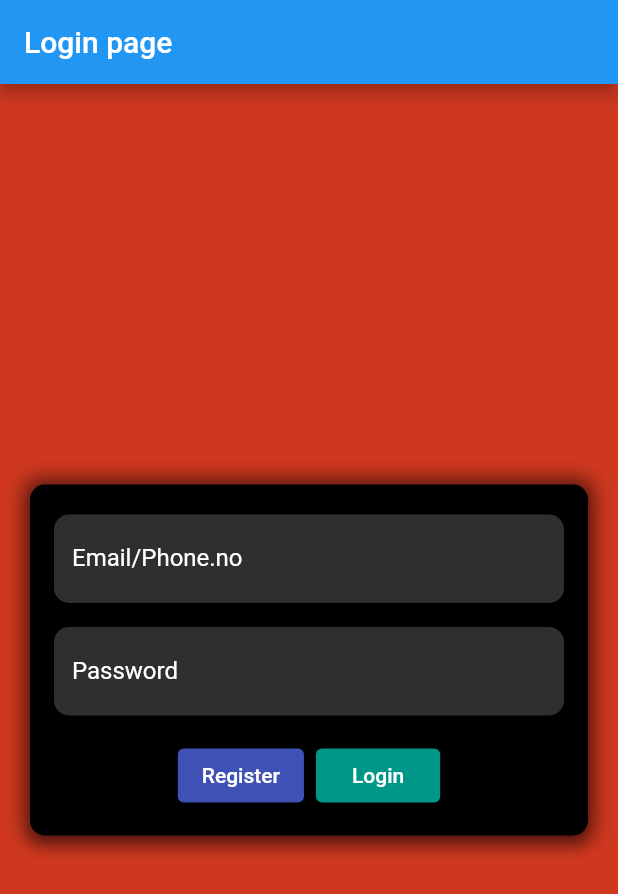
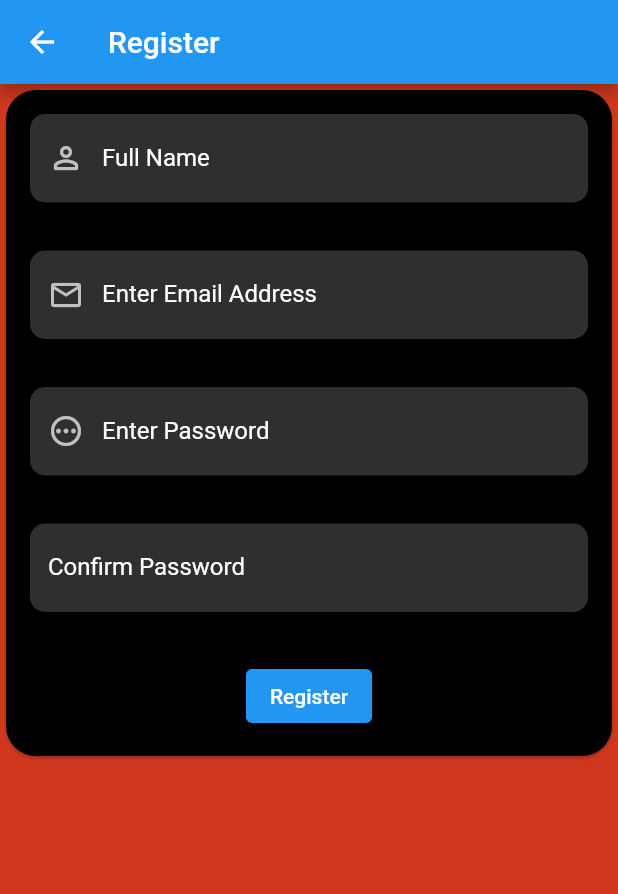
Before and after one commit to Yuvraj02/marvel_dc_app, a Flutter app: the screen it shows after launch, after a tap on "Register", on a phone screen of 412 x 824 dp. Shown: the top 894 px of the screen. Run offline on Flutter 3.47's test engine with Material 2 defaults, Android fonts, the phone set to English and light mode, and no system bars.

Commit message:
Registration Form completed, Validation Added to text fields

```diff
--- a/lib/screens/registration_screen.dart
+++ b/lib/screens/registration_screen.dart
@@ -1,13 +1,31 @@
-
 //TODO -> Complete Registration Form and Connect the software to Database
 
 import 'package:flutter/material.dart';
+import 'package:marvel_dc_app/widgets/registration_form.dart';
 
 class RegistrationScreen extends StatelessWidget {
 
+  final textFormFieldDecoration = InputDecoration(
+    floatingLabelBehavior: FloatingLabelBehavior.never,
+    fillColor: Color(0xFF302e2e),
+    filled: true,
+    labelStyle: TextStyle(color: Colors.white),
+    enabledBorder: OutlineInputBorder(
+        borderRadius: BorderRadius.circular(10),
+        borderSide: BorderSide(color: Colors.transparent)),
+    focusedBorder: OutlineInputBorder(
+        borderRadius: BorderRadius.circular(10),
+        borderSide: BorderSide(color: Colors.white, width: 2)),
+  );
 
   @override
   Widget build(BuildContext context) {
-    return Scaffold(appBar: AppBar(title: Text("Register"),),);
+    return Scaffold(
+      appBar: AppBar(
+        title: Text("Register"),
+      ),
+      backgroundColor: Color(0xFFcf381f),
+      body:SingleChildScrollView(reverse:true,child: RegistrationForm()),
+    );
   }
 }
--- a/lib/widgets/login_form.dart
+++ b/lib/widgets/login_form.dart
@@ -1,5 +1,5 @@
 import 'package:flutter/material.dart';
-import 'package:marvel_dc_app/widgets/text_form_field.dart';
+import 'package:marvel_dc_app/screens/registration_screen.dart';
 
 class LoginForm extends StatefulWidget {
   @override
@@ -7,56 +7,121 @@ class LoginForm extends StatefulWidget {
 }
 
 class _LoginFormState extends State<LoginForm> {
+  final _loginFormKey = GlobalKey<FormState>();
+
+  final textFormFieldDecoration = InputDecoration(
+    floatingLabelBehavior: FloatingLabelBehavior.never,
+    fillColor: Color(0xFF302e2e),
+    filled: true,
+    labelStyle: TextStyle(color: Colors.white),
+    enabledBorder: OutlineInputBorder(
+        borderRadius: BorderRadius.circular(10),
+        borderSide: BorderSide(color: Colors.transparent)),
+    focusedBorder: OutlineInputBorder(
+        borderRadius: BorderRadius.circular(10),
+        borderSide: BorderSide(color: Colors.white, width: 2)),
+  );
+
+  bool _isObscure = true;
+
   @override
   Widget build(BuildContext context) {
     return Container(
-      decoration: BoxDecoration(borderRadius:BorderRadius.circular(10.0),boxShadow: [BoxShadow(color: Colors.black54,blurRadius: 10.0)]),
+      decoration: BoxDecoration(
+          borderRadius: BorderRadius.circular(10.0),
+          boxShadow: [BoxShadow(color: Colors.black54, blurRadius: 10.0)]),
+      child: Form(
+        key: _loginFormKey,
         child: Card(
           elevation: 4,
-        shape: RoundedRectangleBorder(borderRadius: BorderRadius.circular(10)),
+          shape:
+              RoundedRectangleBorder(borderRadius: BorderRadius.circular(10)),
           color: Colors.black,
           child: Column(
             children: [
               Padding(
-              padding:
-                  const EdgeInsets.only(top: 20, bottom: 8, left: 16, right: 16),
-              child: ReckTextFormField(labelText: "Email/Phone.no",),
+                padding: const EdgeInsets.only(
+                    top: 20, bottom: 8, left: 16, right: 16),
+                child: TextFormField(
+                  style: TextStyle(color: Colors.white),
+                  decoration: textFormFieldDecoration.copyWith(
+                      labelText: "Email"),
+                  validator: (value) {
+                    if (!value.isEmpty) {
+                      return null;
+                    } else {
+                      return "Please enter your Email";
+                    }
+                  },
+                ),
               ),
               SizedBox(
                 height: 8,
               ),
               Padding(
                 padding: const EdgeInsets.only(bottom: 16, left: 16, right: 16),
-              child: ReckTextFormField(labelText: "Password",)
+                child: TextFormField(
+                  obscureText: _isObscure,
+                  style: TextStyle(color: Colors.white),
+                  decoration: textFormFieldDecoration.copyWith(
+                      labelText: "Password",
+                      suffixIcon: IconButton(
+                          icon: Icon(_isObscure
+                              ? Icons.visibility
+                              : Icons.visibility_off,color: Colors.grey,),
+                          onPressed: () {setState(() {
+                            _isObscure = !_isObscure;
+                          });})),
+                  validator: (value) {
+                    if (!value.isEmpty) {
+                      return null;
+                    } else {
+                      return "Password cannot be empty";
+                    }
+                  },
+                ),
               ),
               Padding(
-              padding: const EdgeInsets.only(bottom:16.0),
+                padding: const EdgeInsets.only(bottom: 16.0),
                 child: Row(
                   mainAxisAlignment: MainAxisAlignment.center,
                   children: [
-                  ElevatedButton(onPressed: () {
+                    ElevatedButton(
+                      onPressed: () {
+                        //TODO: IMPLEMENT (ROUTES) instead of MATERIAL_PAGE_ROUTS
 
-                    //TODO: IMPLEMENT (ROUTES) instead of MATERIALPAGEROUTS
-
-                    // Navigator.of(context).push(MaterialPageRoute(builder: (context){
-                    //   return RegistrationScreen();
-                    // }));
-
-
-                  }, child: Text("Register"),style: ButtonStyle(backgroundColor: MaterialStateProperty.all(Colors.indigo)),),
+                        Navigator.of(context).push(MaterialPageRoute(builder: (context){
+                          return RegistrationScreen();
+                        }));
+                      },
+                      child: Text("Register"),
+                      style: ButtonStyle(
+                          backgroundColor:
+                              MaterialStateProperty.all(Colors.indigo)),
+                    ),
                     SizedBox(
                       width: 8,
                     ),
-                  ElevatedButton(onPressed: () {}, child: Padding(
+                    ElevatedButton(
+                        onPressed: () {
+                          if (_loginFormKey.currentState.validate()) {
+                            return;
+                          }
+                        },
+                        child: Padding(
                           padding: const EdgeInsets.all(8.0),
                           child: Text("Login"),
-                  ),style: ButtonStyle(backgroundColor: MaterialStateProperty.all( Colors.teal)))
+                        ),
+                        style: ButtonStyle(
+                            backgroundColor:
+                                MaterialStateProperty.all(Colors.teal)))
                   ],
                 ),
               )
             ],
           ),
         ),
+      ),
     );
   }
 }
--- /dev/null
+++ b/lib/widgets/registration_form.dart
@@ -0,0 +1,123 @@
+import 'package:flutter/material.dart';
+
+class RegistrationForm extends StatefulWidget {
+  @override
+  _RegistrationFormState createState() => _RegistrationFormState();
+}
+
+class _RegistrationFormState extends State<RegistrationForm> {
+  final _registrationFormKey = GlobalKey<FormState>();
+
+  TextEditingController passwordController = TextEditingController();
+  TextEditingController confirmPasswordController = TextEditingController();
+
+  //TODO : Add password authentication
+
+  final textFormFieldDecoration = InputDecoration(
+    floatingLabelBehavior: FloatingLabelBehavior.never,
+    fillColor: Color(0xFF302e2e),
+    filled: true,
+    labelStyle: TextStyle(color: Colors.white),
+    enabledBorder: OutlineInputBorder(
+        borderRadius: BorderRadius.circular(10),
+        borderSide: BorderSide(color: Colors.transparent)),
+    focusedBorder: OutlineInputBorder(
+        borderRadius: BorderRadius.circular(10),
+        borderSide: BorderSide(color: Colors.white, width: 2)),
+  );
+
+  @override
+  Widget build(BuildContext context) {
+    return Form(
+      key: _registrationFormKey,
+        child: Card(
+      color: Colors.black,
+      shape: RoundedRectangleBorder(borderRadius: BorderRadius.circular(20)),
+      child: Column(
+        children: [
+          Padding(
+            padding: const EdgeInsets.all(16.0),
+            child: TextFormField(
+              style: TextStyle(color: Colors.white),
+              decoration: textFormFieldDecoration.copyWith(
+                  labelText: "Full Name",
+                  prefixIcon: Icon(
+                    Icons.perm_identity_rounded,
+                    color: Colors.white70,
+                  )),
+                validator: (value) {
+                  if (value.isNotEmpty) {
+                    return null;
+                  } else {
+                    return "Cannot be Empty";
+                  }
+                }
+            ),
+          ),
+          Padding(
+            padding: const EdgeInsets.all(16.0),
+            child: TextFormField(
+              style: TextStyle(color: Colors.white),
+              decoration: textFormFieldDecoration.copyWith(
+                labelText: "Enter Email Address",
+                prefixIcon: Icon(Icons.email_outlined, color: Colors.white70),
+              ),
+                validator: (value) {
+                  if (value.isNotEmpty) {
+                    return null;
+                  } else {
+                    return "Cannot be Empty";
+                  }
+                }
+            ),
+          ),
+          Padding(
+            padding: const EdgeInsets.all(16.0),
+            child: TextFormField(
+              controller: passwordController,
+              style: TextStyle(color: Colors.white),
+              decoration: textFormFieldDecoration.copyWith(
+                  labelText: "Enter Password",
+                  prefixIcon: Icon(
+                    Icons.pending_outlined,
+                    color: Colors.white70,
+                  )),
+                validator: (value) {
+                  if (value.isNotEmpty) {
+                    return null;
+                  } else {
+                    return "Cannot be Empty";
+                  }
+                }
+            ),
+          ),
+          Padding(
+            padding: const EdgeInsets.all(16.0),
+            child: TextFormField(
+              style: TextStyle(color: Colors.white),
+              decoration: textFormFieldDecoration.copyWith(
+                  labelText: "Confirm Password"),
+              validator: (value) {
+                if (value.isNotEmpty) {
+                  return null;
+                } else {
+                  return "Cannot be Empty";
+                }
+              },
+            ),
+          ),
+          Padding(
+            padding: const EdgeInsets.all(16.0),
+            child: ElevatedButton(
+                onPressed: () {
+                  if (_registrationFormKey.currentState.validate()) {
+                    return;
+                  }
+                },
+                child: Text("Register")),
+          )
+        ],
+      ),
+    ));
+  }
+}
--- a/lib/widgets/text_form_field.dart
+++ /dev/null
@@ -1,32 +0,0 @@
-import 'package:flutter/material.dart';
-
-class ReckTextFormField extends StatefulWidget {
-  final String labelText;
-
-  ReckTextFormField({this.labelText});
-
-  @override
-  _ReckTextFormFieldState createState() => _ReckTextFormFieldState();
-}
-
-class _ReckTextFormFieldState extends State<ReckTextFormField> {
-  @override
-  Widget build(BuildContext context) {
-    return TextFormField(
-      style: TextStyle(color: Colors.white),
-      decoration: InputDecoration(
-        floatingLabelBehavior: FloatingLabelBehavior.never,
-        fillColor: Color(0xFF302e2e),
-        filled: true,
-        labelStyle: TextStyle(color: Colors.white),
-        enabledBorder: OutlineInputBorder(
-            borderRadius: BorderRadius.circular(10),
-            borderSide: BorderSide(color: Colors.transparent)),
-        labelText: widget.labelText,
-        focusedBorder: OutlineInputBorder(
-            borderRadius: BorderRadius.circular(10),
-            borderSide: BorderSide(color: Colors.white, width: 2)),
-      ),
-    );
-  }
-}
```
Lines whose indentation alone changed are shown as unchanged.
